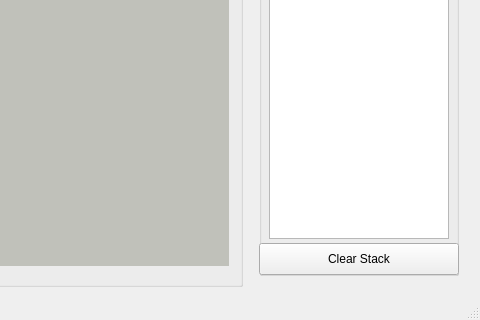
Before: the Qt Designer form mainwindow.ui in LloydMontgomery/CSC305_A1, drawn with Qt 5; both pictures show x 370 to 850 and y 451 to 771 of the 850 by 771 pixel window.
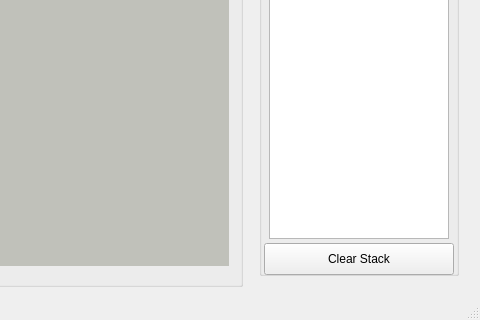
After: the same form once the commit is applied. Custom widgets are drawn as their Qt base class.

What changed in the file:
```diff
--- a/mainwindow.ui
+++ b/mainwindow.ui
@@ -468,9 +468,9 @@
          <widget class="QPushButton" name="pushButton_6">
           <property name="geometry">
            <rect>
-            <x>0</x>
+            <x>5</x>
             <y>368</y>
-            <width>200</width>
+            <width>190</width>
             <height>32</height>
            </rect>
           </property>
```
Left out of the diff: 86 changed lines with no effect on the pictures.
